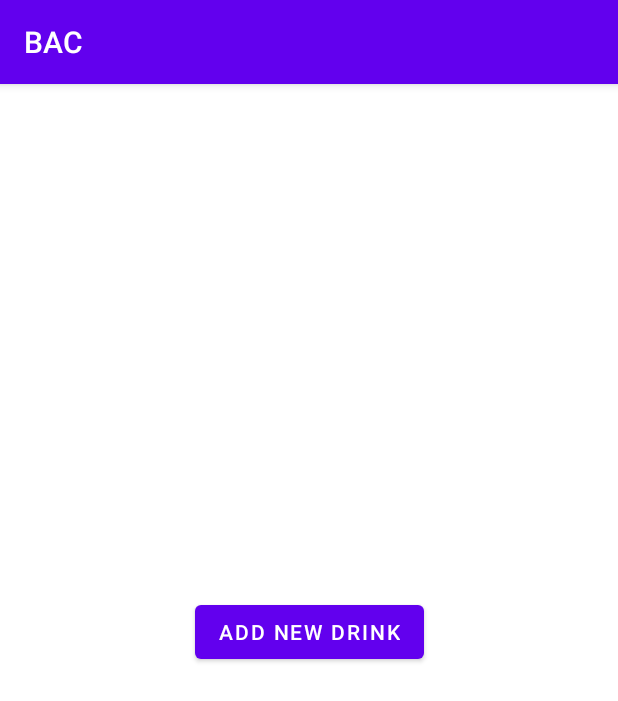
After one commit to Sindahlof/BAC, an Android app: the activity2 screen opened directly, with no data from a screen before it, on a phone screen of 412 x 824 dp. The commit adds this screen. Shown: the top 701 px of the screen. Run offline under Robolectric (Android 15) with nearby library versions, the phone set to English and light mode, and no system bars.

Commit message:
Screen change
Made login button change screen if creidentials are right

```diff
--- /dev/null
+++ b/app/src/main/java/com/example/bac/activity2.java
@@ -0,0 +1,14 @@
+package com.example.bac;
+
+import androidx.appcompat.app.AppCompatActivity;
+
+import android.os.Bundle;
+
+public class activity2 extends AppCompatActivity {
+
+    @Override
+    protected void onCreate(Bundle savedInstanceState) {
+        super.onCreate(savedInstanceState);
+        setContentView(R.layout.activity_2);
+    }
+}
--- /dev/null
+++ b/app/src/main/res/layout/activity_2.xml
@@ -0,0 +1,18 @@
+<?xml version="1.0" encoding="utf-8"?>
+<androidx.constraintlayout.widget.ConstraintLayout xmlns:android="http://schemas.android.com/apk/res/android"
+    xmlns:app="http://schemas.android.com/apk/res-auto"
+    xmlns:tools="http://schemas.android.com/tools"
+    android:layout_width="match_parent"
+    android:layout_height="match_parent"
+    tools:context=".activity2">
+
+    <Button
+        android:id="@+id/button2"
+        android:layout_width="wrap_content"
+        android:layout_height="wrap_content"
+        android:layout_marginTop="341dp"
+        android:layout_marginEnd="129dp"
+        android:text="Add new drink"
+        app:layout_constraintEnd_toEndOf="parent"
+        app:layout_constraintTop_toTopOf="parent" />
+</androidx.constraintlayout.widget.ConstraintLayout>
--- a/app/src/main/res/values/strings.xml
+++ b/app/src/main/res/values/strings.xml
@@ -1,8 +1,5 @@
-<resources>
+<resources xmlns:tools="http://schemas.android.com/tools">
     <string name="app_name">BAC</string>
-    <string name="wrong_email_or_password">Wrong email or password</string>
-    <string name="email">Email</string>
-    <string name="password">Password</string>
     <string name="please_enter_your_email_and_password_to_login">Please enter your email and password to login</string>
     <string name="button">Button</string>
     <string name="login">login</string>
```
Also changed, not shown: app/src/main/AndroidManifest.xml (+7 -3 lines), app/src/main/java/com/example/bac/MainActivity.java (+5 -3 lines).
